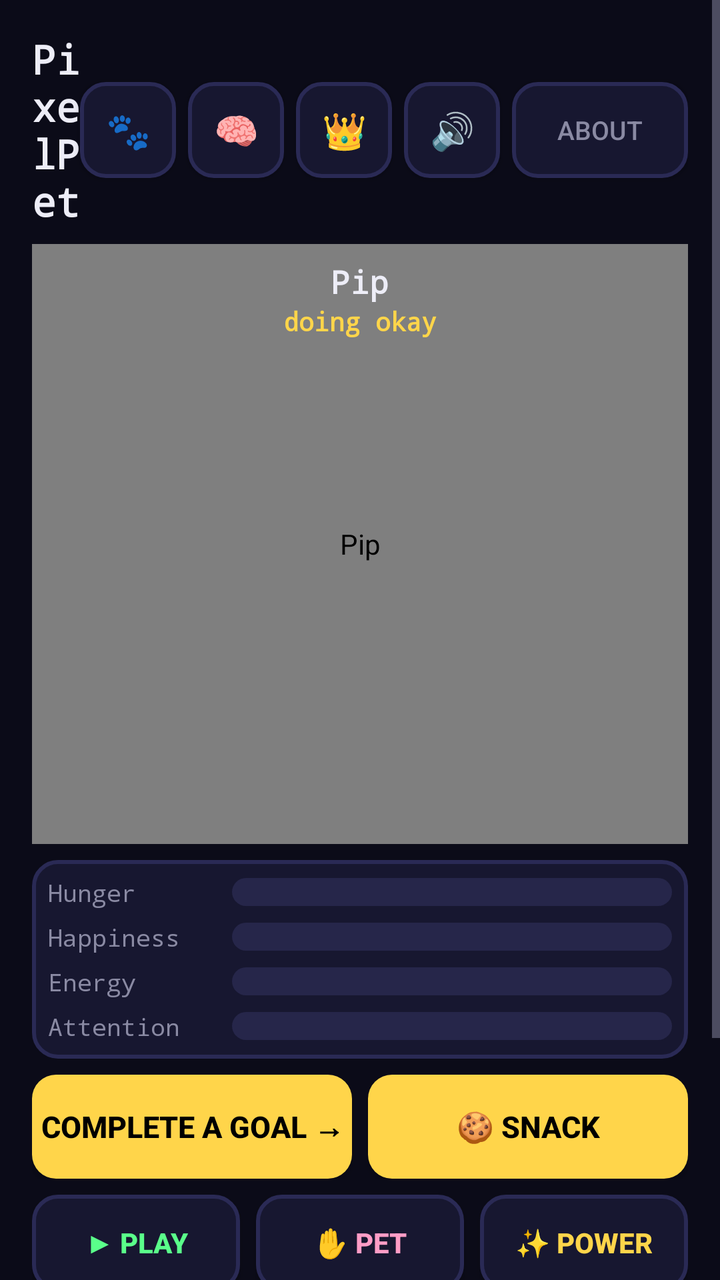
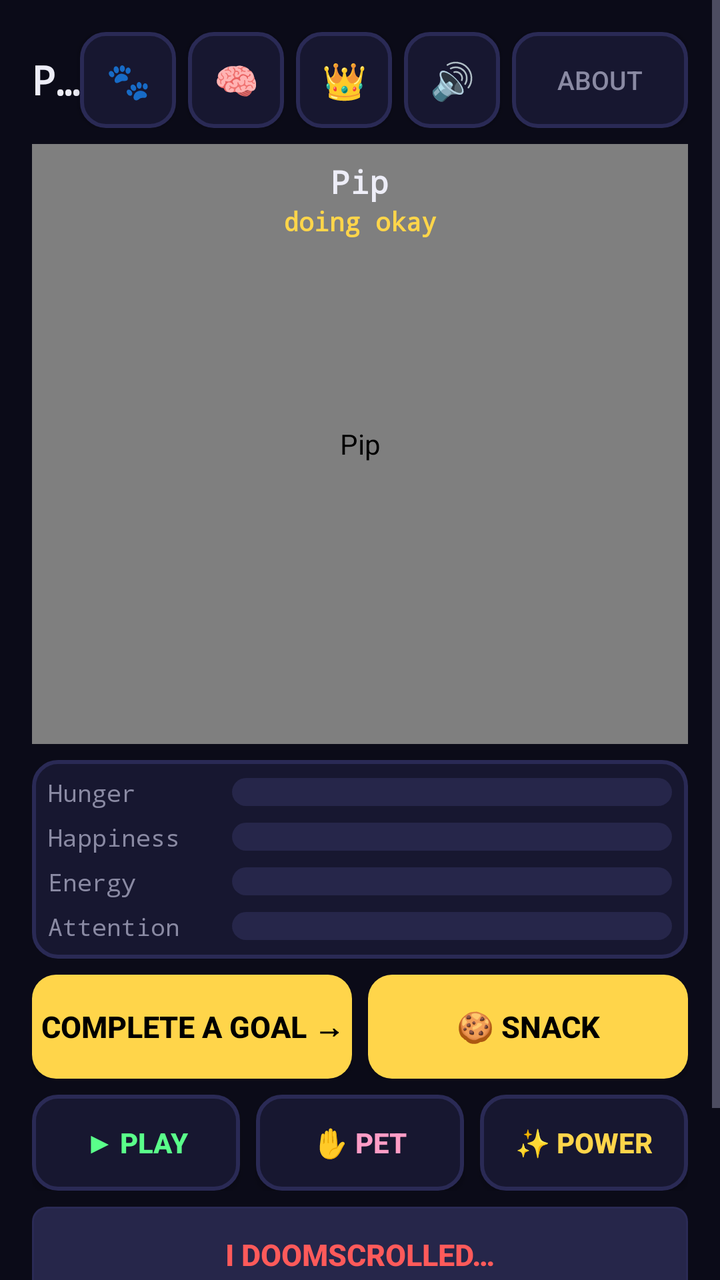

An Android layout rendered at two revisions. The XML below is the earlier revision; the diff shows what the commit changed to produce the second picture.
<!-- AndroidManifest.xml: application theme Theme.PixelPet -->
<!-- res/layout/activity_main.xml -->
<?xml version="1.0" encoding="utf-8"?>
<ScrollView xmlns:android="http://schemas.android.com/apk/res/android"
    android:layout_width="match_parent"
    android:layout_height="match_parent"
    android:background="@color/bg"
    android:fillViewport="true">

<LinearLayout
    android:layout_width="match_parent"
    android:layout_height="wrap_content"
    android:orientation="vertical"
    android:padding="@dimen/pad">

    
    <LinearLayout
        android:layout_width="match_parent"
        android:layout_height="wrap_content"
        android:orientation="horizontal"
        android:gravity="center_vertical"
        android:layout_marginBottom="@dimen/pad_small">

        <TextView
            android:layout_width="0dp"
            android:layout_height="wrap_content"
            android:layout_weight="1"
            android:text="@string/app_name"
            android:textColor="@color/text"
            android:textSize="20sp"
            android:textStyle="bold"
            android:fontFamily="monospace" />

        <Button
            android:id="@+id/btn_species"
            android:layout_width="48dp"
            android:layout_height="48dp"
            android:background="@drawable/card_bg"
            android:text="🐾"
            android:textSize="18sp"
            android:contentDescription="@string/btn_species" />

        <Button
            android:id="@+id/btn_personality"
            android:layout_width="48dp"
            android:layout_height="48dp"
            android:layout_marginStart="6dp"
            android:background="@drawable/card_bg"
            android:text="🧠"
            android:textSize="18sp"
            android:contentDescription="@string/btn_personality" />

        <Button
            android:id="@+id/btn_premium"
            android:layout_width="48dp"
            android:layout_height="48dp"
            android:layout_marginStart="6dp"
            android:background="@drawable/card_bg"
            android:text="👑"
            android:textSize="18sp"
            android:contentDescription="@string/btn_premium" />

        <Button
            android:id="@+id/btn_mute"
            android:layout_width="48dp"
            android:layout_height="48dp"
            android:layout_marginStart="6dp"
            android:background="@drawable/card_bg"
            android:text="@string/btn_mute"
            android:textSize="18sp"
            android:contentDescription="@string/btn_mute" />

        <Button
            android:id="@+id/btn_about"
            android:layout_width="wrap_content"
            android:layout_height="48dp"
            android:layout_marginStart="6dp"
            android:background="@drawable/card_bg"
            android:text="@string/btn_about"
            android:textColor="@color/text_dim"
            android:textSize="13sp" />
    </LinearLayout>

    
    <FrameLayout
        android:layout_width="match_parent"
        android:layout_height="300dp"
        android:background="@drawable/card_bg"
        android:layout_marginBottom="@dimen/pad_small">

        <com.vn.pixelpet.PetView
            android:id="@+id/pet_view"
            android:layout_width="match_parent"
            android:layout_height="match_parent"
            android:contentDescription="@string/pet_name" />

        <LinearLayout
            android:layout_width="wrap_content"
            android:layout_height="wrap_content"
            android:layout_gravity="top|center_horizontal"
            android:layout_marginTop="@dimen/pad_small"
            android:orientation="vertical"
            android:gravity="center_horizontal">

            <TextView
                android:id="@+id/pet_name"
                android:layout_width="wrap_content"
                android:layout_height="wrap_content"
                android:text="@string/pet_name"
                android:textColor="@color/text"
                android:textSize="16sp"
                android:textStyle="bold"
                android:fontFamily="monospace" />

            <TextView
                android:id="@+id/mood_label"
                android:layout_width="wrap_content"
                android:layout_height="wrap_content"
                android:text="@string/mood_content"
                android:textColor="@color/gold"
                android:textSize="13sp"
                android:textStyle="bold"
                android:fontFamily="monospace" />
        </LinearLayout>
    </FrameLayout>

    
    <LinearLayout
        android:layout_width="match_parent"
        android:layout_height="wrap_content"
        android:orientation="vertical"
        android:background="@drawable/card_bg"
        android:padding="@dimen/pad_small"
        android:layout_marginBottom="@dimen/pad_small">

        <LinearLayout
            android:layout_width="match_parent"
            android:layout_height="wrap_content"
            android:orientation="horizontal"
            android:gravity="center_vertical">
            <TextView
                android:layout_width="92dp"
                android:layout_height="wrap_content"
                android:text="@string/stat_hunger"
                android:textColor="@color/text_dim"
                android:textSize="@dimen/text_small"
                android:fontFamily="monospace" />
            <ProgressBar
                android:id="@+id/bar_hunger"
                style="?android:attr/progressBarStyleHorizontal"
                android:layout_width="0dp"
                android:layout_height="@dimen/stat_bar_height"
                android:layout_weight="1"
                android:progressDrawable="@drawable/stat_bar"
                android:max="100" />
        </LinearLayout>

        <LinearLayout
            android:layout_width="match_parent"
            android:layout_height="wrap_content"
            android:orientation="horizontal"
            android:gravity="center_vertical"
            android:layout_marginTop="6dp">
            <TextView
                android:layout_width="92dp"
                android:layout_height="wrap_content"
                android:text="@string/stat_happiness"
                android:textColor="@color/text_dim"
                android:textSize="@dimen/text_small"
                android:fontFamily="monospace" />
            <ProgressBar
                android:id="@+id/bar_happiness"
                style="?android:attr/progressBarStyleHorizontal"
                android:layout_width="0dp"
                android:layout_height="@dimen/stat_bar_height"
                android:layout_weight="1"
                android:progressDrawable="@drawable/stat_bar"
                android:max="100" />
        </LinearLayout>

        <LinearLayout
            android:layout_width="match_parent"
            android:layout_height="wrap_content"
            android:orientation="horizontal"
            android:gravity="center_vertical"
            android:layout_marginTop="6dp">
            <TextView
                android:layout_width="92dp"
                android:layout_height="wrap_content"
                android:text="@string/stat_energy"
                android:textColor="@color/text_dim"
                android:textSize="@dimen/text_small"
                android:fontFamily="monospace" />
            <ProgressBar
                android:id="@+id/bar_energy"
                style="?android:attr/progressBarStyleHorizontal"
                android:layout_width="0dp"
                android:layout_height="@dimen/stat_bar_height"
                android:layout_weight="1"
                android:progressDrawable="@drawable/stat_bar"
                android:max="100" />
        </LinearLayout>

        <LinearLayout
            android:layout_width="match_parent"
            android:layout_height="wrap_content"
            android:orientation="horizontal"
            android:gravity="center_vertical"
            android:layout_marginTop="6dp">
            <TextView
                android:layout_width="92dp"
                android:layout_height="wrap_content"
                android:text="@string/stat_attention"
                android:textColor="@color/text_dim"
                android:textSize="@dimen/text_small"
                android:fontFamily="monospace" />
            <ProgressBar
                android:id="@+id/bar_attention"
                style="?android:attr/progressBarStyleHorizontal"
                android:layout_width="0dp"
                android:layout_height="@dimen/stat_bar_height"
                android:layout_weight="1"
                android:progressDrawable="@drawable/stat_bar"
                android:max="100" />
        </LinearLayout>
    </LinearLayout>

    
    <LinearLayout
        android:layout_width="match_parent"
        android:layout_height="wrap_content"
        android:orientation="horizontal"
        android:layout_marginBottom="@dimen/pad_small">

        <Button
            android:id="@+id/btn_goals"
            android:layout_width="0dp"
            android:layout_height="@dimen/btn_height"
            android:layout_weight="1"
            android:background="@drawable/btn_gold"
            android:text="@string/btn_goals"
            android:textColor="@color/black"
            android:textStyle="bold"
            android:textSize="15sp" />

        <Button
            android:id="@+id/btn_snack"
            android:layout_width="0dp"
            android:layout_height="@dimen/btn_height"
            android:layout_weight="1"
            android:layout_marginStart="@dimen/pad_small"
            android:background="@drawable/btn_gold"
            android:text="@string/btn_snack"
            android:textColor="@color/black"
            android:textStyle="bold"
            android:textSize="15sp" />
    </LinearLayout>

    
    <LinearLayout
        android:layout_width="match_parent"
        android:layout_height="wrap_content"
        android:orientation="horizontal"
        android:layout_marginBottom="@dimen/pad_small">

        <Button
            android:id="@+id/btn_play"
            android:layout_width="0dp"
            android:layout_height="48dp"
            android:layout_weight="1"
            android:background="@drawable/card_bg"
            android:text="@string/btn_play"
            android:textColor="@color/green"
            android:textStyle="bold"
            android:textSize="14sp" />

        <Button
            android:id="@+id/btn_pet"
            android:layout_width="0dp"
            android:layout_height="48dp"
            android:layout_weight="1"
            android:layout_marginStart="@dimen/pad_small"
            android:background="@drawable/card_bg"
            android:text="@string/btn_pet"
            android:textColor="@color/pet_cheek"
            android:textStyle="bold"
            android:textSize="14sp" />

        
        <Button
            android:id="@+id/btn_power"
            android:layout_width="0dp"
            android:layout_height="48dp"
            android:layout_weight="1"
            android:layout_marginStart="@dimen/pad_small"
            android:background="@drawable/card_bg"
            android:text="@string/btn_power"
            android:textColor="@color/gold"
            android:textStyle="bold"
            android:textSize="14sp"
            android:contentDescription="@string/btn_power" />
    </LinearLayout>

    <Button
        android:id="@+id/btn_doomscroll"
        android:layout_width="match_parent"
        android:layout_height="48dp"
        android:background="@drawable/doom_btn_bg"
        android:text="@string/btn_doomscroll"
        android:textColor="@color/red"
        android:textStyle="bold"
        android:textSize="15sp"
        android:layout_marginBottom="@dimen/pad_small" />

    <LinearLayout
        android:layout_width="match_parent"
        android:layout_height="wrap_content"
        android:orientation="horizontal"
        android:gravity="center_vertical"
        android:background="@drawable/card_bg"
        android:padding="@dimen/pad_small">

        <LinearLayout
            android:layout_width="0dp"
            android:layout_height="wrap_content"
            android:layout_weight="1"
            android:orientation="vertical">

            <TextView
                android:layout_width="wrap_content"
                android:layout_height="wrap_content"
                android:text="@string/auto_detect_title"
                android:textColor="@color/text"
                android:textSize="13sp"
                android:textStyle="bold" />

            <TextView
                android:layout_width="wrap_content"
                android:layout_height="wrap_content"
                android:text="@string/auto_detect_desc"
                android:textColor="@color/text_dim"
                android:textSize="@dimen/text_small" />
        </LinearLayout>

        <Switch
            android:id="@+id/switch_autodetect"
            android:layout_width="wrap_content"
            android:layout_height="wrap_content" />
    </LinearLayout>

</LinearLayout>
</ScrollView>
<!-- resources referenced by this layout -->
<resources>
  <color name="bg">#0B0B18</color>
  <color name="black">#000000</color>
  <color name="gold">#FFD54A</color>
  <color name="green">#5AFF8A</color>
  <color name="pet_cheek">#FF9DC6</color>
  <color name="red">#FF5A5A</color>
  <color name="text">#EDEDF7</color>
  <color name="text_dim">#8A8AA3</color>
  <dimen name="btn_height">52dp</dimen>
  <dimen name="pad">16dp</dimen>
  <dimen name="pad_small">8dp</dimen>
  <dimen name="stat_bar_height">14dp</dimen>
  <dimen name="text_small">12sp</dimen>
  <!-- drawable btn_gold (drawable) -->
  <?xml version="1.0" encoding="utf-8"?>
  <shape xmlns:android="http://schemas.android.com/apk/res/android" android:shape="rectangle">
      <corners android:radius="@dimen/corner" />
      <solid android:color="@color/gold" />
  </shape>
  <!-- drawable card_bg (drawable) -->
  <?xml version="1.0" encoding="utf-8"?>
  <shape xmlns:android="http://schemas.android.com/apk/res/android" android:shape="rectangle">
      <corners android:radius="@dimen/corner" />
      <solid android:color="@color/card" />
      <stroke android:width="2dp" android:color="@color/card_edge" />
  </shape>
  <!-- drawable doom_btn_bg (drawable) -->
  <?xml version="1.0" encoding="utf-8"?>
  <shape xmlns:android="http://schemas.android.com/apk/res/android" android:shape="rectangle">
      <corners android:radius="7dp" />
      <solid android:color="#26264A" />
      <stroke android:width="1dp" android:color="@color/card_edge" />
  </shape>
  <!-- drawable stat_bar (drawable) -->
  <?xml version="1.0" encoding="utf-8"?>
  <layer-list xmlns:android="http://schemas.android.com/apk/res/android">
      <item android:id="@android:id/background">
          <shape android:shape="rectangle">
              <corners android:radius="7dp" />
              <solid android:color="#26264A" />
          </shape>
      </item>
      <item android:id="@android:id/progress">
          <clip>
              <shape android:shape="rectangle">
                  <corners android:radius="7dp" />
                  <solid android:color="@color/gold" />
              </shape>
          </clip>
      </item>
  </layer-list>
  <string name="app_name">PixelPet</string>
  <string name="auto_detect_desc">Uses on-device UsageStats to notice heavy short-video app use. Off by default.</string>
  <string name="auto_detect_title">Doomscroll auto-detect (optional)</string>
  <string name="btn_about">About</string>
  <string name="btn_doomscroll">I doomscrolled…</string>
  <string name="btn_goals">Complete a goal →</string>
  <string name="btn_mute">🔊</string>
  <string name="btn_personality">🧠</string>
  <string name="btn_pet">✋ Pet</string>
  <string name="btn_play">▶ Play</string>
  <string name="btn_power">✨ Power</string>
  <string name="btn_premium">👑</string>
  <string name="btn_snack">🍪 Snack</string>
  <string name="btn_species">🐾</string>
  <string name="mood_content">doing okay</string>
  <string name="pet_name">Pip</string>
  <string name="stat_attention">Attention</string>
  <string name="stat_energy">Energy</string>
  <string name="stat_happiness">Happiness</string>
  <string name="stat_hunger">Hunger</string>
  <style name="Theme.PixelPet" parent="android:Theme.Material.NoActionBar">
          <item name="android:windowBackground">@color/bg</item>
          <item name="android:colorPrimary">@color/gold</item>
          <item name="android:colorPrimaryDark">@color/bg</item>
          <item name="android:colorAccent">@color/pet_body</item>
          <item name="android:textColorPrimary">@color/text</item>
          <item name="android:textColorSecondary">@color/text_dim</item>
          <item name="android:statusBarColor">@color/bg</item>
          <item name="android:navigationBarColor">@color/bg</item>
      </style>
  <dimen name="corner">12dp</dimen>
  <color name="card">#171730</color>
  <color name="card_edge">#2A2A55</color>
  <color name="pet_body">#9D7BFF</color>
</resources>

<!-- the commit's change to res/layout/activity_main.xml (unified diff, before → after) -->
@@ -27,7 +27,9 @@
             android:textColor="@color/text"
             android:textSize="20sp"
             android:textStyle="bold"
-            android:fontFamily="monospace" />
+            android:fontFamily="monospace"
+            android:maxLines="1"
+            android:ellipsize="end" />
 
         <Button
             android:id="@+id/btn_species"
